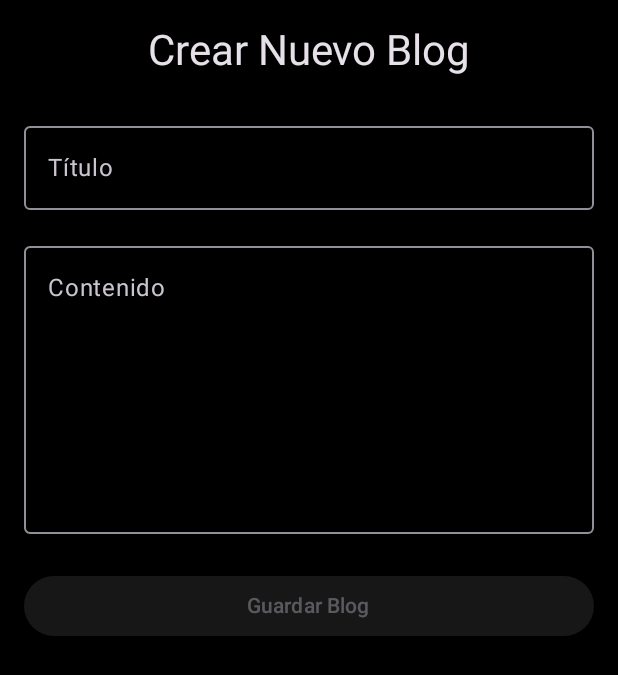
After one commit to NerluHaye/levelupgamer, an Android app built with Jetpack Compose: the composable BlogCreationScreen shown on its own in the app's theme, on a phone screen of 412 x 824 dp. The commit adds this screen. Shown: the top 675 px of the screen. Run offline under Robolectric (Android 15) with nearby library versions, the phone set to English and light mode, and no system bars.

Commit message:
Feat: Implementacion de la pantalla de creacion de blog y su viewmodel con factory correspondiente

```diff
--- /dev/null
+++ b/app/src/main/java/com/example/levelupgamer/ui/BlogCreationScreen.kt
@@ -0,0 +1,74 @@
+package com.example.levelupgamer.ui
+
+import androidx.compose.foundation.layout.*
+import androidx.compose.material3.*
+import androidx.compose.runtime.*
+import androidx.compose.runtime.getValue
+import androidx.compose.runtime.setValue
+import androidx.compose.ui.Alignment
+import androidx.compose.ui.Modifier
+import androidx.compose.ui.semantics.error
+import androidx.compose.ui.unit.dp
+import com.example.levelupgamer.viewmodel.BlogCreationViewModel
+
+@Composable
+fun BlogCreationScreen(
+    onBlogCreated: () -> Unit,
+    viewModel: BlogCreationViewModel
+) {
+    var titulo by remember { mutableStateOf("") }
+    var contenido by remember { mutableStateOf("") }
+    val isLoading by viewModel.isLoading.collectAsState()
+    val error by viewModel.error.collectAsState()
+
+    Column(
+        modifier = Modifier
+            .fillMaxSize()
+            .padding(16.dp),
+        horizontalAlignment = Alignment.CenterHorizontally
+    ) {
+        Text("Crear Nuevo Blog", style = MaterialTheme.typography.headlineMedium)
+        Spacer(modifier = Modifier.height(24.dp))
+
+        OutlinedTextField(
+            value = titulo,
+            onValueChange = { titulo = it },
+            label = { Text("Título") },
+            modifier = Modifier.fillMaxWidth()
+        )
+        Spacer(modifier = Modifier.height(16.dp))
+
+        OutlinedTextField(
+            value = contenido,
+            onValueChange = { contenido = it },
+            label = { Text("Contenido") },
+            modifier = Modifier
+                .fillMaxWidth()
+                .height(200.dp)
+        )
+        Spacer(modifier = Modifier.height(24.dp))
+
+        if (isLoading) {
+            CircularProgressIndicator()
+        } else {
+            Button(
+                onClick = {
+                    viewModel.createBlog(
+                        titulo = titulo,
+                        contenido = contenido,
+                        onSuccess = onBlogCreated
+                    )
+                },
+                modifier = Modifier.fillMaxWidth(),
+                enabled = titulo.isNotBlank() && contenido.isNotBlank()
+            ) {
+                Text("Guardar Blog")
+            }
+        }
+
+        error?.let {
+            Spacer(modifier = Modifier.height(16.dp))
+            Text(text = it, color = MaterialTheme.colorScheme.error)
+        }
+    }
+}
```
Also changed, not shown: app/src/main/java/com/example/levelupgamer/MainActivity.kt (+14 -2 lines), app/src/main/java/com/example/levelupgamer/viewmodel/BlogCreationViewModel.kt (added, +54 -0 lines), app/src/main/java/com/example/levelupgamer/viewmodel/BlogCreationViewModelFactory.kt (added, +18 -0 lines).
